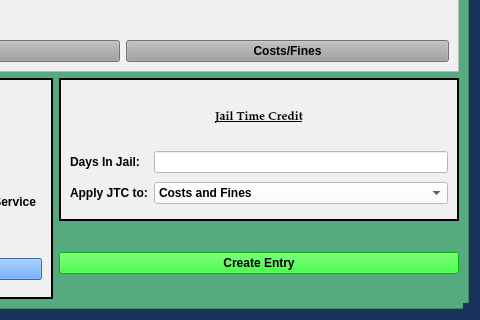
Before: the Qt Designer form views/ui/JailCCPleaDialog.ui in HunterProgram22/MuniEntry, drawn with Qt 5; both pictures show x 563 to 1043 and y 529 to 849 of the 1043 by 849 pixel window.
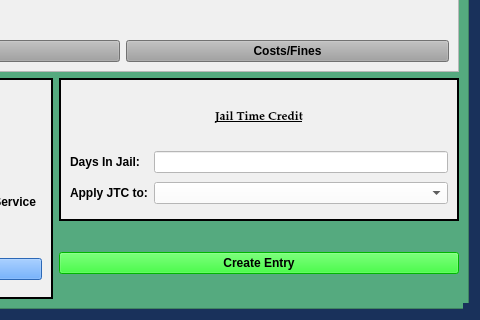
After: the same form once the commit is applied.

The edit to the form file:
```diff
--- a/views/ui/JailCCPleaDialog.ui
+++ b/views/ui/JailCCPleaDialog.ui
@@ -1072,6 +1072,11 @@
             <property name="styleSheet">
              <string notr="true">background-color: rgb(255, 255, 255);</string>
             </property>
+            <item>
+             <property name="text">
+              <string/>
+             </property>
+            </item>
             <item>
              <property name="text">
               <string>Costs and Fines</string>
```
Left out of the diff: 8 changed lines with no effect on the pictures.
